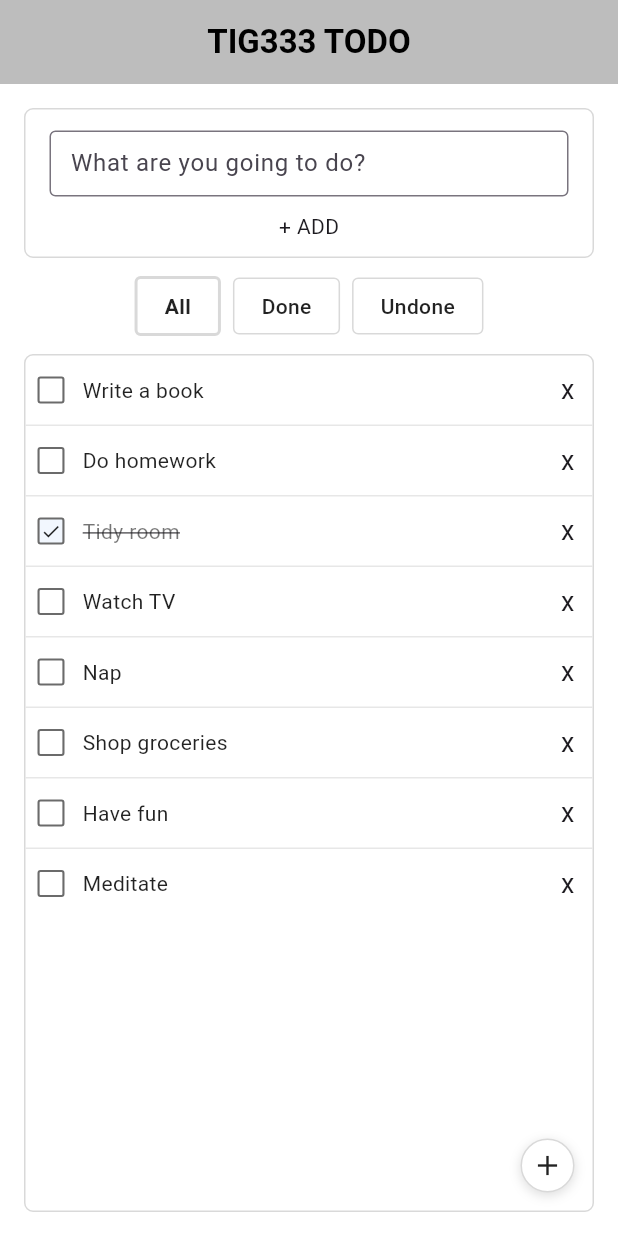
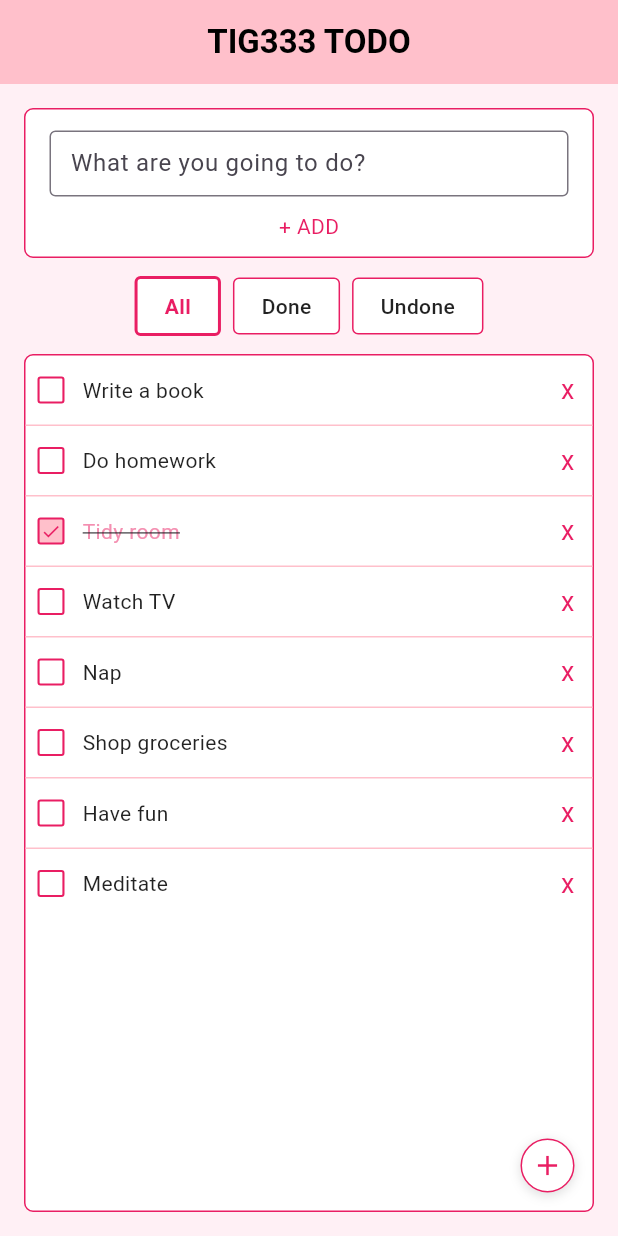
Before and after one commit to gu-tig333-ht25/gusfarjma, a Flutter app: the screen it shows after launch, on a phone screen of 412 x 824 dp. Run offline on Flutter 3.47's test engine with Material 3 defaults, Android fonts, the phone set to English and light mode, and no system bars.

Commit message:
Steg 2: ren version

```diff
--- a/lib/main.dart
+++ b/lib/main.dart
@@ -6,15 +6,27 @@ class MyApp extends StatelessWidget {
   const MyApp({super.key});
   @override
   Widget build(BuildContext context) => const MaterialApp(
-        debugShowCheckedModeBanner: false, home: TodoPage());
+        debugShowCheckedModeBanner: false,
+        home: TodoPage(),
+      );
 }
 
-class TodoPage extends StatelessWidget {
+enum TodoFilter { all, done, undone }
+
+const kBg = Color(0xFFFFF0F5);
+const kPink = Colors.pink;
+const kPinkLight = Color(0xFFFFC0CB);
+const kBorder = kPink;
+
+class TodoPage extends StatefulWidget {
   const TodoPage({super.key});
+  @override
+  State<TodoPage> createState() => _TodoPageState();
+}
 
-  @override
-  Widget build(BuildContext context) {
-    final todos = [
+class _TodoPageState extends State<TodoPage> {
+  final inputController = TextEditingController();
+  final List<Map<String, dynamic>> _todos = [
     {'title': 'Write a book', 'done': false},
     {'title': 'Do homework', 'done': false},
     {'title': 'Tidy room', 'done': true},
@@ -24,42 +36,108 @@ class TodoPage extends StatelessWidget {
     {'title': 'Have fun', 'done': false},
     {'title': 'Meditate', 'done': false},
   ];
+  TodoFilter _filter = TodoFilter.all;
 
+  List<Map<String, dynamic>> get _visible => switch (_filter) {
+        TodoFilter.done => _todos.where((t) => t['done'] == true).toList(),
+        TodoFilter.undone => _todos.where((t) => t['done'] == false).toList(),
+        TodoFilter.all => _todos,
+      };
+
+  int _realIndex(int i) => _todos.indexOf(_visible[i]);
+
+  void _add() {
+    final t = inputController.text.trim();
+    if (t.isEmpty) return;
+    setState(() {
+      _todos.insert(0, {'title': t, 'done': false});
+      inputController.clear();
+    });
+  }
+
+  void _toggle(int i) {
+    final idx = _realIndex(i);
+    if (idx < 0) return;
+    setState(() => _todos[idx]['done'] = !_todos[idx]['done']);
+  }
+
+  void _remove(int i) {
+    setState(() => _todos.remove(_visible[i]));
+  }
+
+  @override
+  Widget build(BuildContext context) {
     return Scaffold(
-      backgroundColor: Colors.white,
+      backgroundColor: kBg,
       appBar: AppBar(
-        centerTitle: true, backgroundColor: const Color(0xFFBDBDBD), elevation: 0,
-        title: const Text('TIG333 TODO',
-          style: TextStyle(color: Colors.black, fontWeight: FontWeight.w600)),
+        centerTitle: true,
+        backgroundColor: kPinkLight,
+        elevation: 0,
+        title: const Text(
+          'TIG333 TODO',
+          style: TextStyle(color: Colors.black, fontWeight: FontWeight.w600),
+        ),
       ),
       body: Padding(
         padding: const EdgeInsets.all(16),
         child: Column(children: [
-          card(const Padding(
-            padding: EdgeInsets.fromLTRB(16, 14, 16, 10),
+          card(Padding(
+            padding: const EdgeInsets.fromLTRB(16, 14, 16, 10),
             child: Column(children: [
-              DisabledTextField('What are you going to do?'),
-              SizedBox(height: 10), Text('+ ADD'),
+              TextField(
+                controller: inputController,
+                decoration: const InputDecoration(
+                  isDense: true,
+                  hintText: 'What are you going to do?',
+                  contentPadding: EdgeInsets.symmetric(horizontal: 10, vertical: 10),
+                  border: OutlineInputBorder(borderSide: BorderSide(color: kPinkLight)),
+                ),
+                onSubmitted: (_) => _add(),
+              ),
+              const SizedBox(height: 10),
+              GestureDetector(
+                  onTap: _add,
+                  child: const Text('+ ADD', style: TextStyle(color: kPink))),
             ]),
           )),
           const SizedBox(height: 12),
-          const Row(mainAxisAlignment: MainAxisAlignment.center, children: [
-            FilterTab('All', true), SizedBox(width: 8),
-            FilterTab('Done', false), SizedBox(width: 8),
-            FilterTab('Undone', false),
+          Row(mainAxisAlignment: MainAxisAlignment.center, children: [
+            FilterTab('All', _filter == TodoFilter.all,
+                onTap: () => setState(() => _filter = TodoFilter.all)),
+            const SizedBox(width: 8),
+            FilterTab('Done', _filter == TodoFilter.done,
+                onTap: () => setState(() => _filter = TodoFilter.done)),
+            const SizedBox(width: 8),
+            FilterTab('Undone', _filter == TodoFilter.undone,
+                onTap: () => setState(() => _filter = TodoFilter.undone)),
           ]),
           const SizedBox(height: 12),
-          Expanded(child: card(Stack(children: [
+          Expanded(
+            child: card(Stack(children: [
               ListView.separated(
                 padding: const EdgeInsets.only(bottom: 64),
-              itemCount: todos.length,
+                itemCount: _visible.length,
                 separatorBuilder: (_, __) =>
-                  Container(height: 1, color: const Color(0xFFE7E7E7)),
-              itemBuilder: (_, i) =>
-                  todoRow(todos[i]['title'] as String, todos[i]['done'] as bool),
+                    const SizedBox(height: 1, child: ColoredBox(color: kPinkLight)),
+                itemBuilder: (_, i) {
+                  final t = _visible[i];
+                  return GestureDetector(
+                    onTap: () => _toggle(i),
+                    child: todoRow(
+                      t['title'] as String,
+                      t['done'] as bool,
+                      onToggle: () => _toggle(i),
+                      onDelete: () => _remove(i),
                     ),
-            const Positioned(right: 12, bottom: 12, child: SmallPlusButton()),
-          ]))),
+                  );
+                },
+              ),
+              Positioned(
+                  right: 12,
+                  bottom: 12,
+                  child: SmallPlusButton(onPressed: _add)),
+            ])),
+          ),
         ]),
       ),
     );
@@ -68,62 +146,90 @@ class TodoPage extends StatelessWidget {
 
 Widget card(Widget child) => Container(
       decoration: BoxDecoration(
-    color: Colors.white, borderRadius: BorderRadius.circular(6),
-    border: Border.all(color: const Color(0xFFD9D9D9))),
+          color: Colors.white,
+          borderRadius: BorderRadius.circular(6),
+          border: Border.all(color: kBorder)),
       child: child,
     );
 
-Widget todoRow(String title, bool done) => SizedBox(
+Widget todoRow(String title, bool done,
+        {VoidCallback? onToggle, VoidCallback? onDelete}) =>
+    SizedBox(
       height: 46,
       child: Row(children: [
-    const SizedBox(width: 8), checkBox(done), const SizedBox(width: 12),
-    Expanded(child: Text(title, style: TextStyle(
+        const SizedBox(width: 8),
+        GestureDetector(onTap: onToggle, child: checkBox(done)),
+        const SizedBox(width: 12),
+        Expanded(
+            child: Text(title,
+                style: TextStyle(
                     decoration: done ? TextDecoration.lineThrough : null,
-      color: done ? Colors.black54 : Colors.black87))),
-    const Padding(
+                    color: done ? Colors.pink.shade200 : Colors.black87))),
+        InkWell(
+          onTap: onDelete,
+          child: const Padding(
             padding: EdgeInsets.only(right: 12),
-      child: Text('x', style: TextStyle(fontSize: 18)),
+            child: Text('x', style: TextStyle(fontSize: 18, color: kPink)),
+          ),
         ),
       ]),
     );
 
 Widget checkBox(bool checked) => Container(
-  width: 18, height: 18,
+      width: 18,
+      height: 18,
       decoration: BoxDecoration(
-    border: Border.all(color: const Color(0xFF6B6B6B), width: 1.4),
+          border: Border.all(color: kPink, width: 1.4),
           borderRadius: BorderRadius.circular(2),
-    color: checked ? const Color(0x102F80ED) : Colors.white),
+          color: checked ? kPinkLight : Colors.white),
       alignment: Alignment.center,
-  child: checked ? const Icon(Icons.check, size: 14, color: Colors.black87) : null,
+      child: checked
+          ? const Icon(Icons.check, size: 14, color: kPink)
+          : null,
     );
 
 class FilterTab extends StatelessWidget {
-  final String label; final bool selected;
-  const FilterTab(this.label, this.selected, {super.key});
+  final String label;
+  final bool selected;
+  final VoidCallback? onTap;
+  const FilterTab(this.label, this.selected, {super.key, this.onTap});
   @override
-  Widget build(BuildContext context) => Container(
+  Widget build(BuildContext context) => InkWell(
+        onTap: onTap,
+        child: Container(
           padding: const EdgeInsets.symmetric(horizontal: 18, vertical: 8),
           decoration: BoxDecoration(
-      color: Colors.white, borderRadius: BorderRadius.circular(4),
-      border: Border.all(color: const Color(0xFFD9D9D9), width: selected ? 2 : 1)),
-    child: Text(label, style: TextStyle(
+              color: Colors.white,
+              borderRadius: BorderRadius.circular(4),
+              border: Border.all(color: kPink, width: selected ? 2 : 1)),
+          child: Text(label,
+              style: TextStyle(
                   fontWeight: selected ? FontWeight.bold : FontWeight.w500,
-      color: Colors.black87)),
+                  color: selected ? kPink : Colors.black87)),
+        ),
       );
 }
 
 class SmallPlusButton extends StatelessWidget {
-  const SmallPlusButton({super.key});
+  final VoidCallback? onPressed;
+  const SmallPlusButton({super.key, this.onPressed});
   @override
-  Widget build(BuildContext context) => DecoratedBox(
+  Widget build(BuildContext context) => InkWell(
+        onTap: onPressed,
+        child: DecoratedBox(
           decoration: BoxDecoration(
-      shape: BoxShape.circle, color: Colors.white,
-      border: Border.all(color: const Color(0xFFD9D9D9)),
-      boxShadow: const [BoxShadow(
-        blurRadius: 6, offset: Offset(0, 2), color: Color(0x22000000))]),
+              shape: BoxShape.circle,
+              color: Colors.white,
+              border: Border.all(color: kPink),
+              boxShadow: const [
+                BoxShadow(
+                    blurRadius: 6,
+                    offset: Offset(0, 2),
+                    color: Color(0x22000000))
+              ]),
           child: const SizedBox(
-      width: 36, height: 36,
-      child: Icon(Icons.add, size: 22, color: Colors.black87)),
+              width: 36, height: 36, child: Icon(Icons.add, size: 22, color: kPink)),
+        ),
       );
 }
 
@@ -134,10 +240,13 @@ class DisabledTextField extends StatelessWidget {
   Widget build(BuildContext context) => IgnorePointer(
         child: TextField(
           decoration: InputDecoration(
-        isDense: true, hintText: hint,
-        contentPadding: const EdgeInsets.symmetric(horizontal: 10, vertical: 10),
+            isDense: true,
+            hintText: hint,
+            contentPadding:
+                const EdgeInsets.symmetric(horizontal: 10, vertical: 10),
             border: const OutlineInputBorder(
-          borderSide: BorderSide(color: Color(0xFFD9D9D9))),
+              borderSide: BorderSide(color: kPink),
+            ),
           ),
         ),
       );
```
Lines whose indentation alone changed are shown as unchanged.
